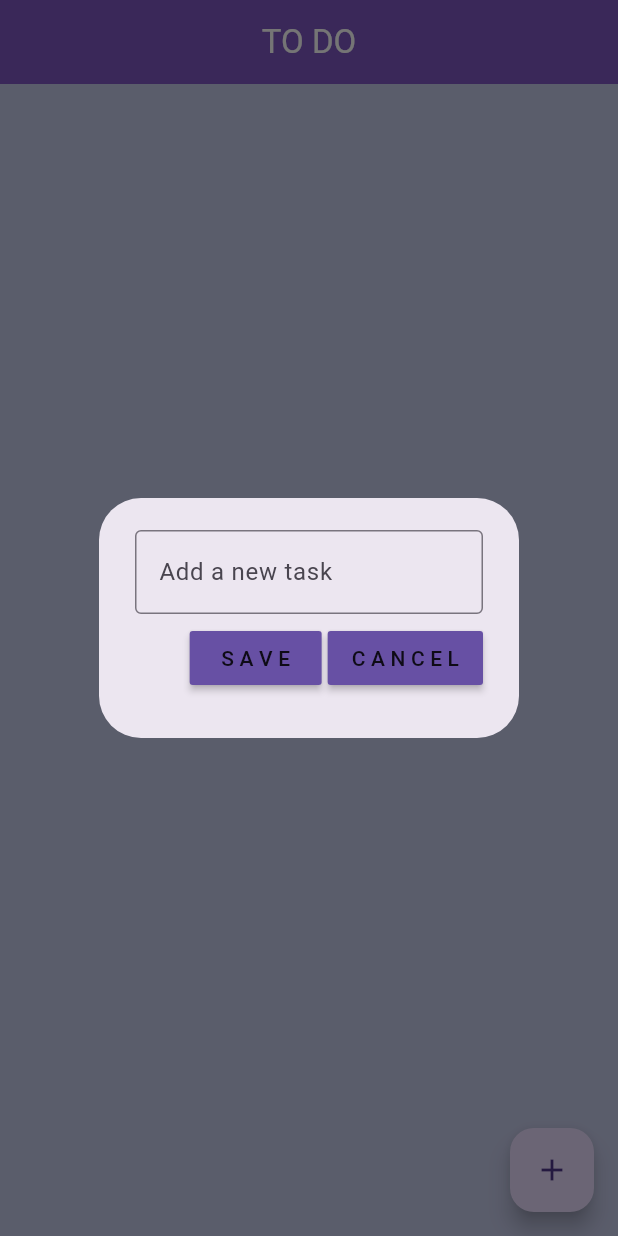
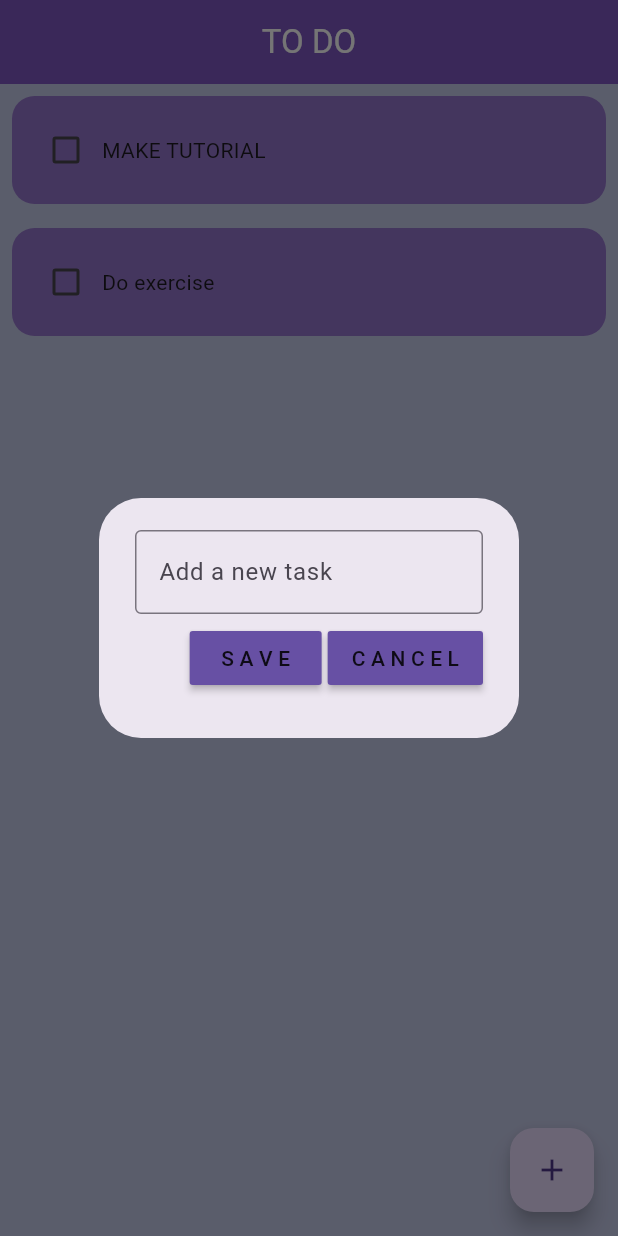
Before and after one commit to shreywhatt/BASIC-TO-DO-APP, a Flutter app: the screen it shows after launch, after a tap on the "add" icon, on a phone screen of 412 x 824 dp. Run offline on Flutter 3.47's test engine with Material 3 defaults, Android fonts, the phone set to English and light mode, and no system bars; drawn by our look-alikes of flutter_slidable; our stand-ins replace hive_flutter; accounts and stored records are empty.

Commit message:
Adding the database feature to the app

```diff
--- a/lib/app pages/todolistpage.dart
+++ b/lib/app pages/todolistpage.dart
@@ -14,9 +14,22 @@ class todolistpage extends StatefulWidget {
 class _todolistpageState extends State<todolistpage> {
 
   //reference the hive box
-  final mybox = Hive.openBox('mybox');
+  final mybox = Hive.box('mybox');
   ToDoDatabase db = ToDoDatabase();
 
+  @override
+  void initState() {
+    // if this is the first time ever opening the app, then create default data
+    if (mybox.get("TODOLIST")== null){
+      db.createInitialData();
+    }
+    else{
+      // there already exist data
+      db.loadData();
+    }
+
+    super.initState();
+  }
 
   //text controller
   final controller = TextEditingController();
--- a/lib/data/database.dart
+++ b/lib/data/database.dart
@@ -5,7 +5,27 @@ class ToDoDatabase{
   List todolist = [];
   //reference our box
 
-  final mybox = Hive.openBox('mybox');
+  final mybox = Hive.box('mybox');
 
+  // method if this is the 1st time ever opening this app
+  void createInitialData() {
+    todolist = [
+      ["MAKE TUTORIAL", false],
+      ["Do exercise", false],
+    ];
+
+  }
+
+    // load the data from the database
+    void loadData(){
+    todolist = mybox.get("TODOLIST");
+
+    }
+
+    //update the database
+    void updateDatabase(){
+    mybox.put("TODOLIST", todolist);
+
+    }
 
 }
```
